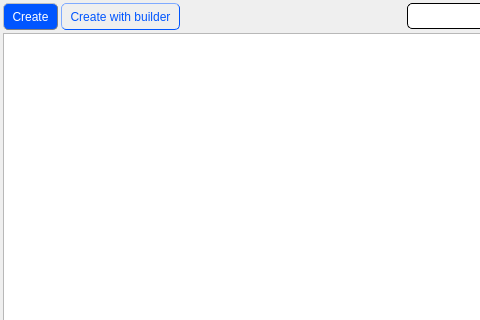
Old version of the form Builder/Builder/tableform.ui in the repository Rork96/QtProjects; both pictures show x 0 to 480 and y 0 to 320 of the 971 by 624 pixel window.
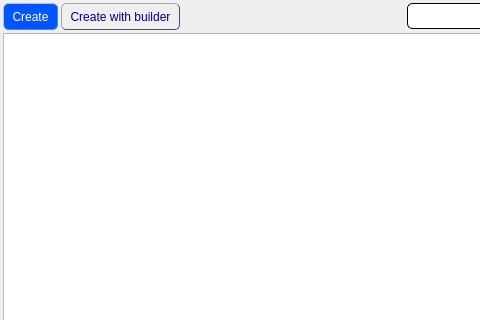
New version of the form. Icons and pictures are not drawn.

The edit to the form file:
```diff
--- a/Builder/Builder/tableform.ui
+++ b/Builder/Builder/tableform.ui
@@ -66,7 +66,7 @@
       <widget class="QToolButton" name="toolButton_2">
        <property name="styleSheet">
         <string notr="true">QToolButton {
-               color: rgb(0, 85, 255);
+                color: darkblue;
                padding: 4px;
                border: 1px solid rgb(0, 85, 255); 
                border-radius: 5px;
```
Left out of the diff: 16 changed lines with no effect on the pictures.
